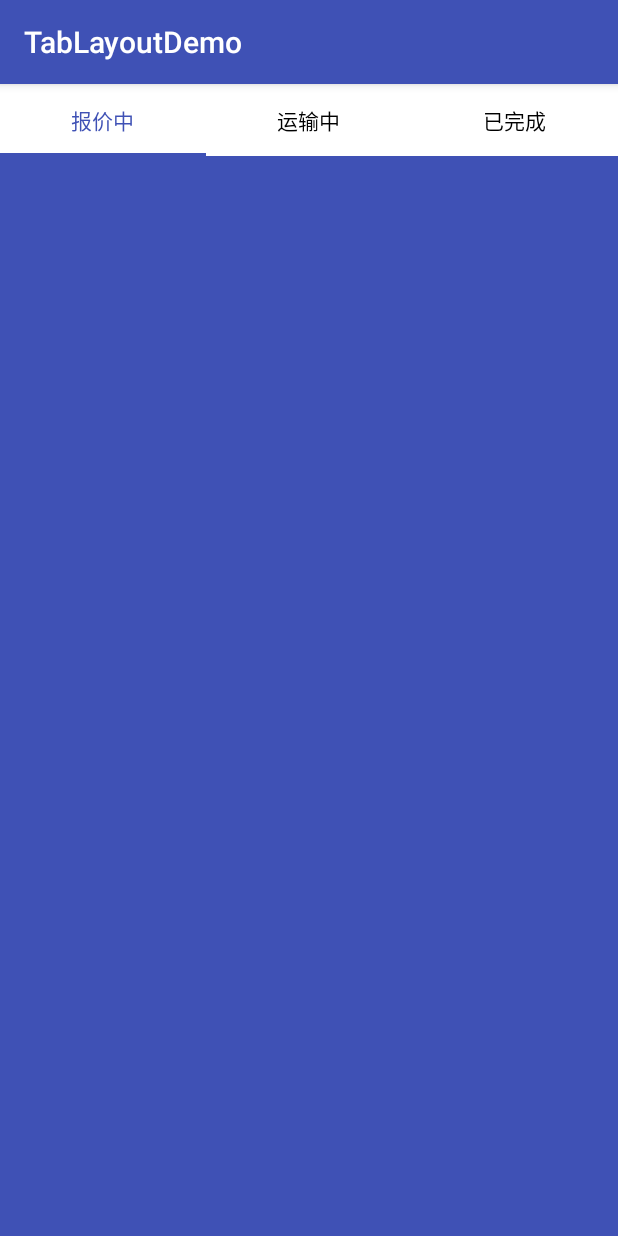
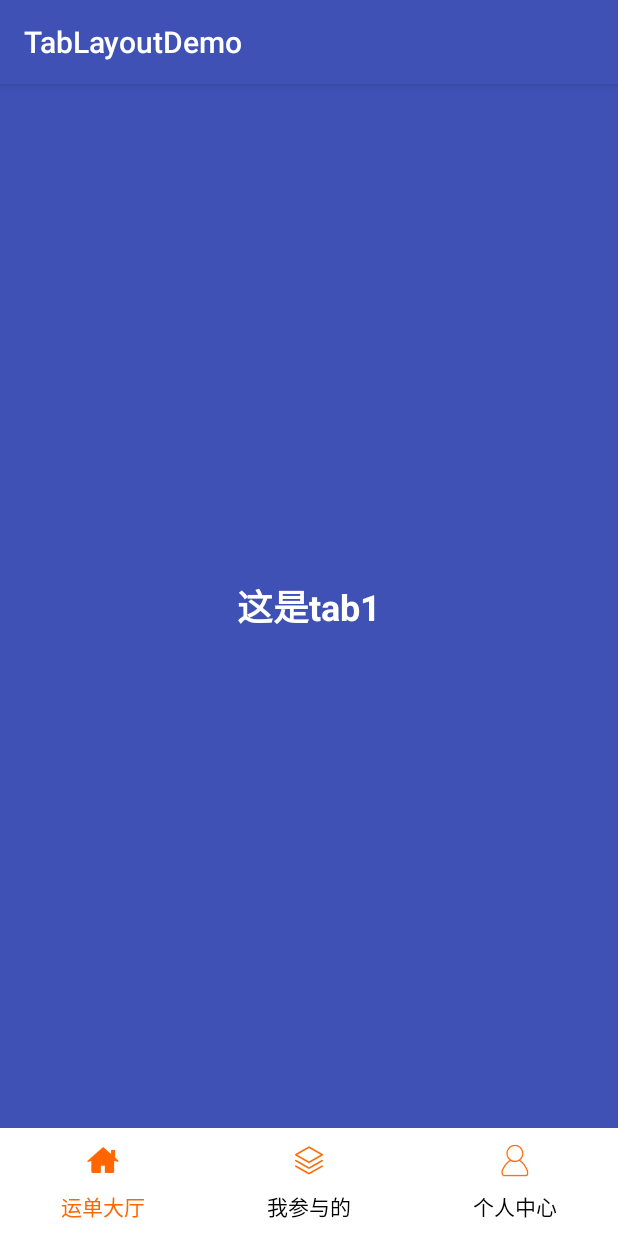
Before and after one commit to imtianx/StudyDemoForAndroid, an Android app: the screen it shows after launch (MainActivity before the commit, IconTabActivity after it), on a phone screen of 412 x 824 dp. Run offline under Robolectric (Android 15) with nearby library versions, the phone set to English and light mode, and no system bars.

Commit message:
update tab demo

```diff
--- a/A03-tablayoutdemo/src/main/AndroidManifest.xml
+++ b/A03-tablayoutdemo/src/main/AndroidManifest.xml
@@ -8,7 +8,9 @@
         android:label="@string/app_name"
         android:supportsRtl="true"
         android:theme="@style/AppTheme">
-        <activity android:name=".MainActivity">
+
+        <!--  不带icon: MainActivity       带icon的：  IconTabActivity    -->
+        <activity android:name=".IconTabActivity">
             <intent-filter>
                 <action android:name="android.intent.action.MAIN"/>
 
--- /dev/null
+++ b/A03-tablayoutdemo/src/main/java/cn/imtianx/tablayoutdemo/IconTabActivity.java
@@ -0,0 +1,66 @@
+package cn.imtianx.tablayoutdemo;
+
+import android.os.Bundle;
+import android.support.design.widget.TabLayout;
+import android.support.v4.app.Fragment;
+import android.support.v4.view.ViewPager;
+import android.support.v7.app.AppCompatActivity;
+
+import java.util.ArrayList;
+import java.util.List;
+
+public class IconTabActivity extends AppCompatActivity {
+
+    List<Fragment> mFragmentList;
+    List<String> mTitles;
+    TabFragment1 mFragment1;
+    TabFragment2 mFragment2;
+    TabFragment3 mFragment3;
+    FragmentAdapter mAdapter;
+
+    private TabLayout mTabLayout;
+    private ViewPager mViewPager;
+
+    @Override
+    protected void onCreate(Bundle savedInstanceState) {
+        super.onCreate(savedInstanceState);
+        setContentView(R.layout.activity_icon_tab);
+        initView();
+    }
+
+    private void initView() {
+        mTabLayout = (TabLayout) findViewById(R.id.tab);
+        mViewPager = (ViewPager) findViewById(R.id.container);
+
+        //添加标题
+        mTitles = new ArrayList<>();
+        mTitles.add("运单大厅");
+        mTitles.add("我参与的");
+        mTitles.add("个人中心");
+
+        //添加页面
+        mFragmentList = new ArrayList<>();
+        mFragment1 = new TabFragment1();
+        mFragment2 = new TabFragment2();
+        mFragment3 = new TabFragment3();
+        mFragmentList.add(mFragment1);
+        mFragmentList.add(mFragment2);
+        mFragmentList.add(mFragment3);
+
+        //初始化适配器
+        mAdapter = new FragmentAdapter(getSupportFragmentManager(),
+                mTitles, mFragmentList);
+        //设置缓存页面
+        mViewPager.setOffscreenPageLimit(2);
+        //设置适配器
+        mViewPager.setAdapter(mAdapter);
+        //加载viewpager
+        mTabLayout.setupWithViewPager(mViewPager);
+        //设置icon
+        mTabLayout.getTabAt(0).setIcon(getResources().getDrawable(R.drawable.tab_hall_bg));
+        mTabLayout.getTabAt(1).setIcon(getResources().getDrawable(R.drawable.tab_joined_bg));
+        mTabLayout.getTabAt(2).setIcon(getResources().getDrawable(R.drawable.tab_me_bg));
+
+        mViewPager.setCurrentItem(0);
+    }
+}
--- /dev/null
+++ b/A03-tablayoutdemo/src/main/res/drawable/tab_hall_bg.xml
@@ -0,0 +1,7 @@
+<?xml version="1.0" encoding="utf-8"?>
+<selector xmlns:android="http://schemas.android.com/apk/res/android">
+
+    <item android:drawable="@drawable/home_pressed" android:state_selected="true"/>
+    <item android:drawable="@drawable/home_normal"/>
+
+</selector>
--- /dev/null
+++ b/A03-tablayoutdemo/src/main/res/drawable/tab_joined_bg.xml
@@ -0,0 +1,7 @@
+<?xml version="1.0" encoding="utf-8"?>
+<selector xmlns:android="http://schemas.android.com/apk/res/android">
+
+    <item android:drawable="@drawable/jion_pressed" android:state_selected="true"/>
+    <item android:drawable="@drawable/jion_normal"/>
+
+</selector>
--- /dev/null
+++ b/A03-tablayoutdemo/src/main/res/drawable/tab_me_bg.xml
@@ -0,0 +1,7 @@
+<?xml version="1.0" encoding="utf-8"?>
+<selector xmlns:android="http://schemas.android.com/apk/res/android">
+
+    <item android:drawable="@drawable/me_pressed" android:state_selected="true"/>
+    <item android:drawable="@drawable/me_normal"/>
+
+</selector>
--- /dev/null
+++ b/A03-tablayoutdemo/src/main/res/layout/activity_icon_tab.xml
@@ -0,0 +1,28 @@
+<?xml version="1.0" encoding="utf-8"?>
+<LinearLayout
+    xmlns:android="http://schemas.android.com/apk/res/android"
+    xmlns:app="http://schemas.android.com/apk/res-auto"
+    android:layout_width="match_parent"
+    android:layout_height="match_parent"
+    android:orientation="vertical">
+
+    <android.support.v4.view.ViewPager
+        android:id="@+id/container"
+        android:layout_width="match_parent"
+        android:layout_height="0dp"
+        android:layout_weight="1">
+
+    </android.support.v4.view.ViewPager>
+
+    <android.support.design.widget.TabLayout
+        android:id="@+id/tab"
+        android:layout_width="match_parent"
+        android:layout_height="wrap_content"
+        android:background="@android:color/white"
+        app:tabIndicatorHeight="0dp"
+        app:tabSelectedTextColor="#FF6600"
+        app:tabTextColor="@android:color/black">
+    </android.support.design.widget.TabLayout>
+
+
+</LinearLayout>
--- a/A03-tablayoutdemo/src/main/res/layout/fragment_tab1.xml
+++ b/A03-tablayoutdemo/src/main/res/layout/fragment_tab1.xml
@@ -4,4 +4,13 @@
     android:layout_width="match_parent"
     android:layout_height="match_parent"
     android:background="@color/colorPrimary">
+
+    <TextView
+        android:layout_width="match_parent"
+        android:layout_height="match_parent"
+        android:gravity="center"
+        android:text="这是tab1"
+        android:textColor="@android:color/white"
+        android:textSize="24sp"
+        android:textStyle="bold"/>
 </LinearLayout>
--- a/A03-tablayoutdemo/src/main/res/layout/fragment_tab2.xml
+++ b/A03-tablayoutdemo/src/main/res/layout/fragment_tab2.xml
@@ -4,4 +4,13 @@
     android:layout_width="match_parent"
     android:layout_height="match_parent"
     android:background="@color/colorAccent">
+    <TextView
+        android:layout_width="match_parent"
+        android:layout_height="match_parent"
+        android:gravity="center"
+        android:text="这是tab2"
+        android:textColor="@android:color/white"
+        android:textSize="24sp"
+        android:textStyle="bold"/>
+
 </LinearLayout>
--- a/A03-tablayoutdemo/src/main/res/layout/fragment_tab3.xml
+++ b/A03-tablayoutdemo/src/main/res/layout/fragment_tab3.xml
@@ -4,4 +4,13 @@
     android:layout_width="match_parent"
     android:layout_height="match_parent"
     android:background="@android:color/holo_orange_dark">
+
+    <TextView
+        android:layout_width="match_parent"
+        android:layout_height="match_parent"
+        android:gravity="center"
+        android:text="这是tab3"
+        android:textColor="@android:color/white"
+        android:textSize="24sp"
+        android:textStyle="bold"/>
 </LinearLayout>
--- a/build.gradle
+++ b/build.gradle
@@ -5,7 +5,7 @@ buildscript {
         jcenter()
     }
     dependencies {
-        classpath 'com.android.tools.build:gradle:2.2.0'
+        classpath 'com.android.tools.build:gradle:2.2.2'
 
         // NOTE: Do not place your application dependencies here; they belong
         // in the individual module build.gradle files
```
Also changed, not shown: A03-tablayoutdemo/src/main/res/drawable/home_normal.png (added), A03-tablayoutdemo/src/main/res/drawable/home_pressed.png (added), A03-tablayoutdemo/src/main/res/drawable/jion_normal.png (added), A03-tablayoutdemo/src/main/res/drawable/jion_pressed.png (added), A03-tablayoutdemo/src/main/res/drawable/me_normal.png (added), A03-tablayoutdemo/src/main/res/drawable/me_pressed.png (added), 2 other files.
